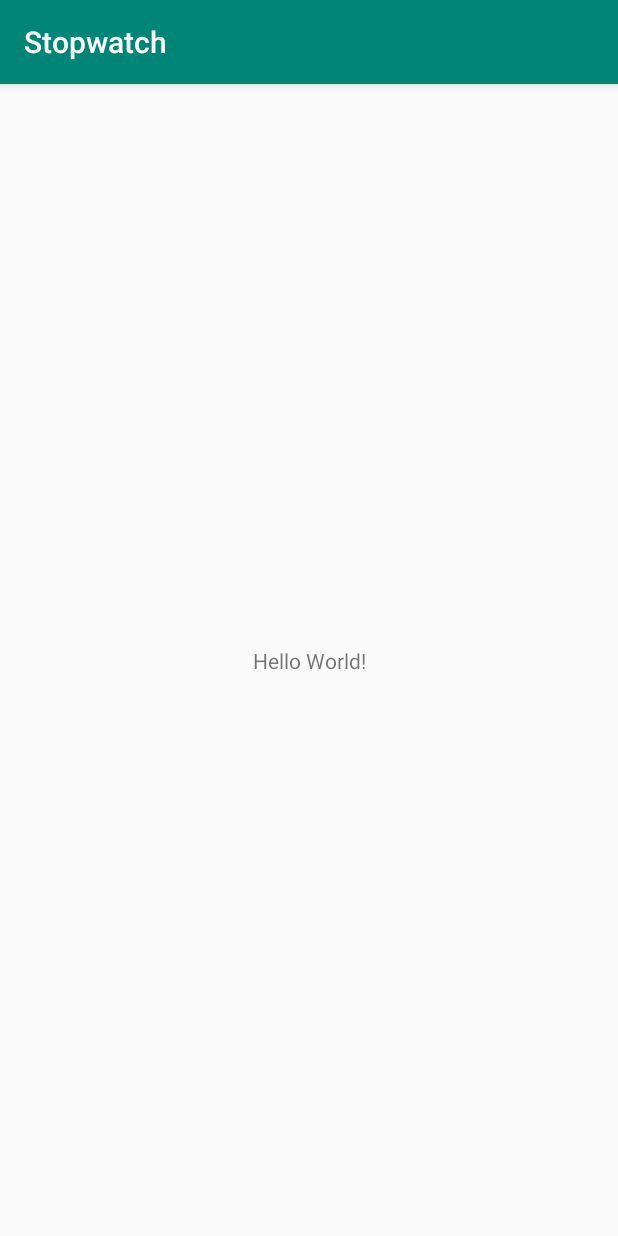
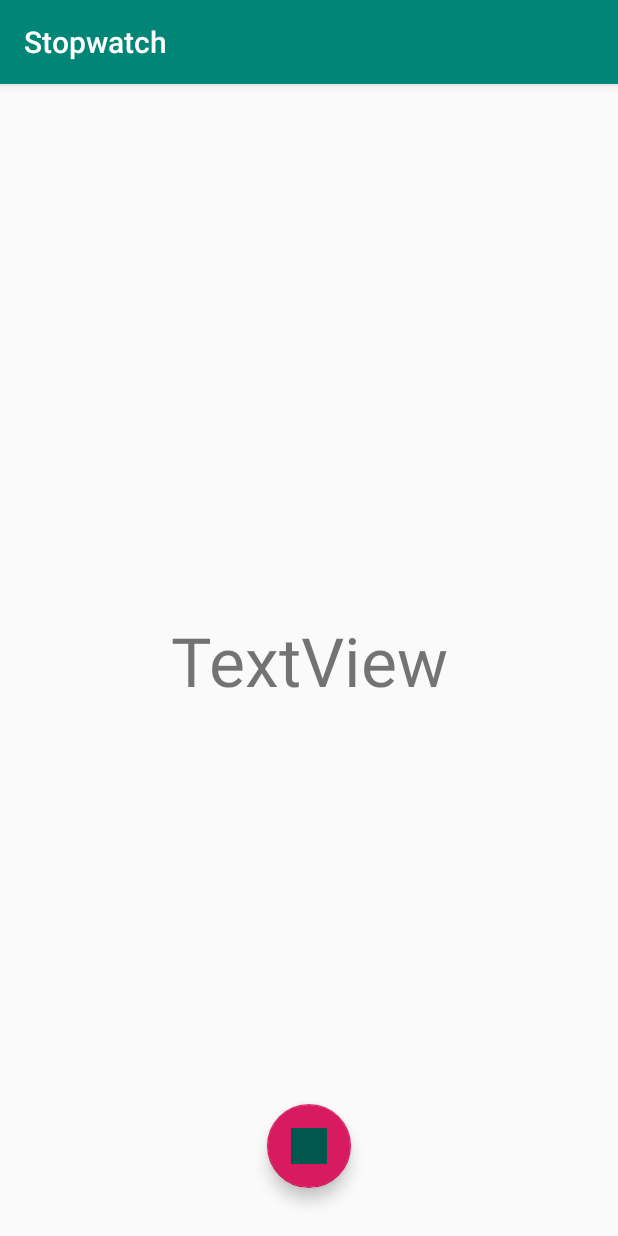
Before and after one commit to garrottkai/stopwatch, an Android app: the screen it shows after launch (MainActivity), on a phone screen of 412 x 824 dp. Run offline under Robolectric (Android 15) with nearby library versions, the phone set to English and light mode, and no system bars.

```diff
--- a/app/build.gradle
+++ b/app/build.gradle
@@ -25,4 +25,5 @@ dependencies {
     testImplementation 'junit:junit:4.12'
     androidTestImplementation 'com.android.support.test:runner:1.0.2'
     androidTestImplementation 'com.android.support.test.espresso:espresso-core:3.0.2'
+    implementation 'com.android.support:design:28.0.0'
 }
--- a/app/src/main/AndroidManifest.xml
+++ b/app/src/main/AndroidManifest.xml
@@ -9,6 +9,11 @@
         android:roundIcon="@mipmap/ic_launcher_round"
         android:supportsRtl="true"
         android:theme="@style/AppTheme">
+        <service
+            android:name=".StopwatchService"
+            android:enabled="false"
+            android:exported="false"></service>
+
         <activity android:name=".MainActivity">
             <intent-filter>
                 <action android:name="android.intent.action.MAIN" />
--- a/app/src/main/res/layout/activity_main.xml
+++ b/app/src/main/res/layout/activity_main.xml
@@ -7,12 +7,37 @@
     tools:context=".MainActivity">
 
     <TextView
+        android:id="@+id/output"
         android:layout_width="wrap_content"
         android:layout_height="wrap_content"
-        android:text="Hello World!"
+        android:layout_marginStart="8dp"
+        android:layout_marginLeft="8dp"
+        android:layout_marginTop="8dp"
+        android:layout_marginEnd="8dp"
+        android:layout_marginRight="8dp"
+        android:layout_marginBottom="8dp"
+        android:text="TextView"
+        android:textSize="45sp"
         app:layout_constraintBottom_toBottomOf="parent"
-        app:layout_constraintLeft_toLeftOf="parent"
-        app:layout_constraintRight_toRightOf="parent"
-        app:layout_constraintTop_toTopOf="parent" />
+        app:layout_constraintEnd_toEndOf="parent"
+        app:layout_constraintStart_toStartOf="parent"
+        app:layout_constraintTop_toTopOf="parent"
+        app:layout_constraintVertical_bias="0.5"
+        tools:text="00:00:00.00" />
+
+    <android.support.design.widget.FloatingActionButton
+        android:id="@+id/floatingActionButton"
+        android:layout_width="wrap_content"
+        android:layout_height="wrap_content"
+        android:layout_marginStart="8dp"
+        android:layout_marginLeft="8dp"
+        android:layout_marginEnd="8dp"
+        android:layout_marginRight="8dp"
+        android:layout_marginBottom="32dp"
+        android:clickable="true"
+        app:layout_constraintBottom_toBottomOf="parent"
+        app:layout_constraintEnd_toEndOf="parent"
+        app:layout_constraintStart_toStartOf="parent"
+        app:srcCompat="@color/colorPrimaryDark" />
 
 </android.support.constraint.ConstraintLayout>
```
Also changed, not shown: app/src/main/java/com/kaigarrott/stopwatch/MainActivity.java (+65 -0 lines), app/src/main/java/com/kaigarrott/stopwatch/StopwatchService.java (added, +16 -0 lines).
